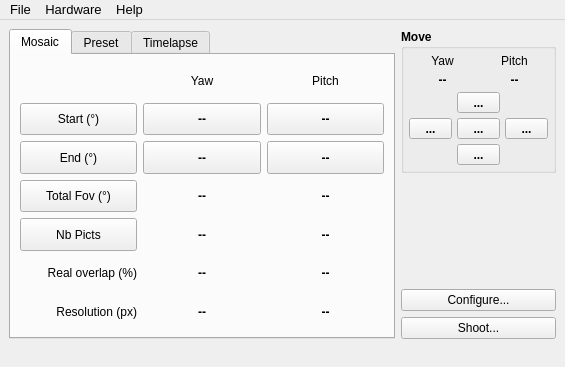
Above: papywizard/view/ui/mainWindow.ui from bingostar89/Papywizard before the change. Below: the same form after it.
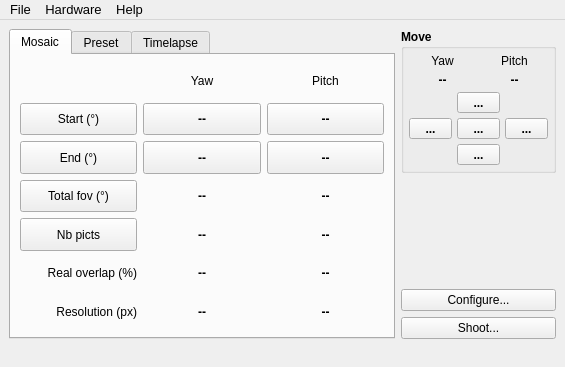
That is the form after the change. Icons and pictures are not drawn.

```diff
--- a/papywizard/view/ui/mainWindow.ui
+++ b/papywizard/view/ui/mainWindow.ui
@@ -586,7 +586,7 @@
                </sizepolicy>
               </property>
               <property name="text">
-               <string>Total Fov (°)</string>
+               <string>Total fov (°)</string>
               </property>
              </widget>
             </item>
@@ -643,7 +643,7 @@
                </sizepolicy>
               </property>
               <property name="text">
-               <string>Nb Picts</string>
+               <string>Nb picts</string>
               </property>
              </widget>
             </item>
```
Left out of the diff: 2 changed lines with no effect on the pictures.
